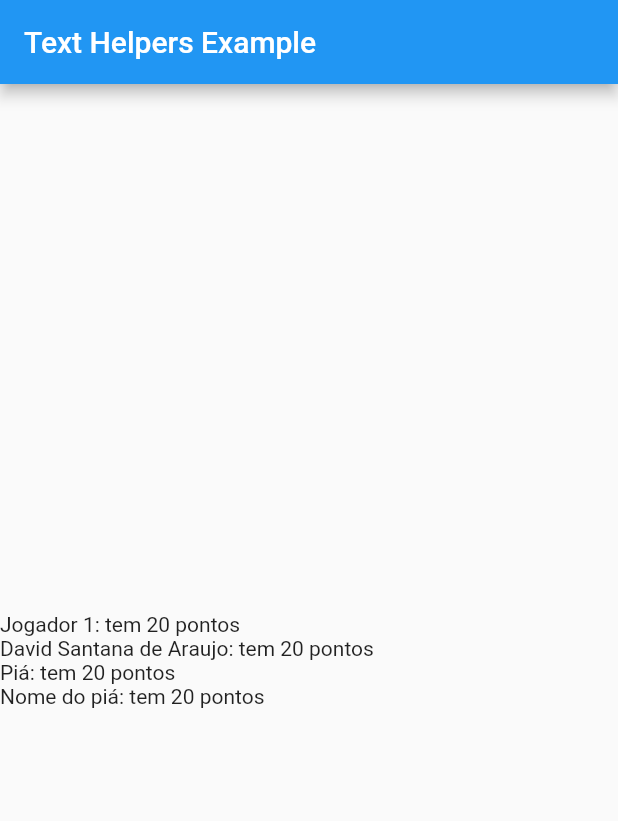
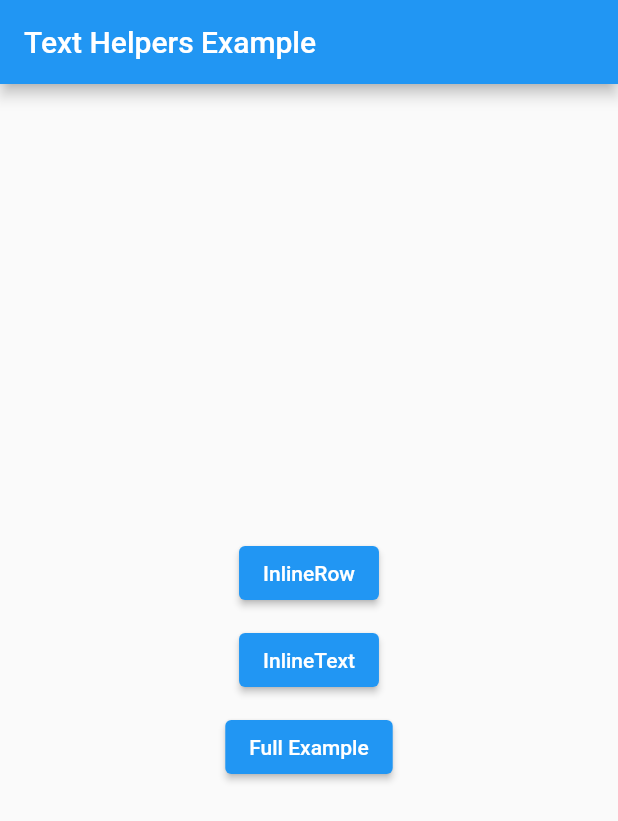
Before and after one commit to davidsdearaujo/text_helpers, a Flutter app: the screen it shows after launch, on a phone screen of 412 x 824 dp. Shown: the top 821 px of the screen. Run offline on Flutter 3.47's test engine with Material 2 defaults, Android fonts, the phone set to English and light mode, and no system bars.

Commit message:
Reordered examples

```diff
--- a/example/lib/main.dart
+++ b/example/lib/main.dart
@@ -1,5 +1,8 @@
 import 'package:flutter/material.dart';
-import 'package:text_helpers/text_helpers.dart';
+
+import 'src/full_example.dart';
+import 'src/inline_row_example.dart';
+import 'src/inline_text_example.dart';
 
 void main() {
   runApp(const MyApp());
@@ -30,39 +33,38 @@ class _HomePageState extends State<HomePage> {
   Widget build(BuildContext context) {
     return Scaffold(
       appBar: AppBar(title: const Text('Text Helpers Example')),
-      body: Column(
-        mainAxisAlignment: MainAxisAlignment.center,
-        children: [
-          InlineRow(
-            wrapIndex: 0,
-            children: const [
-              InlineText('Jogador 1'),
-              Text(': tem '),
-              Text('20 pontos'),
-            ],
-          ),
-          InlineRow(
-            wrapIndex: 0,
-            children: const [
-              InlineText('David Santana de Araujo'),
-              Text(': tem 20 pontos'),
-            ],
-          ),
-          InlineRow(
-            wrapIndex: 0,
-            children: const [
-              InlineText('Piá'),
-              Text(': tem 20 pontos'),
-            ],
-          ),
-          InlineRow(
-            wrapIndex: 0,
-            children: const [
-              InlineText('Nome do piá'),
-              Text(': tem 20 pontos'),
-            ],
-          ),
-        ],
+      body: Center(
+        child: Column(
+          mainAxisAlignment: MainAxisAlignment.center,
+          children: [
+            ElevatedButton(
+              child: Text('InlineRow'),
+              onPressed: () {
+                Navigator.of(context).push(
+                  MaterialPageRoute(builder: (context) => InlineRowExample()),
+                );
+              },
+            ),
+            SizedBox(height: 10),
+            ElevatedButton(
+              child: Text('InlineText'),
+              onPressed: () {
+                Navigator.of(context).push(
+                  MaterialPageRoute(builder: (context) => InlineTextExample()),
+                );
+              },
+            ),
+            SizedBox(height: 10),
+            ElevatedButton(
+              child: Text('Full Example'),
+              onPressed: () {
+                Navigator.of(context).push(
+                  MaterialPageRoute(builder: (context) => FullExample()),
+                );
+              },
+            ),
+          ],
+        ),
       ),
     );
   }
--- a/lib/src/widgets/inline_row.dart
+++ b/lib/src/widgets/inline_row.dart
@@ -12,7 +12,7 @@ class InlineRow extends StatefulWidget {
   const InlineRow({
     Key? key,
     this.wrapIndex = 0,
-    this.mainAxisSize = MainAxisSize.max,
+    this.mainAxisSize = MainAxisSize.min,
     this.crossAxisAlignment = CrossAxisAlignment.center,
     this.mainAxisAlignment = MainAxisAlignment.start,
     required this.children,
```
Also changed, not shown: example/lib/src/full_example.dart (added, +74 -0 lines), example/lib/src/inline_row_example.dart (added, +31 -0 lines), example/lib/src/inline_text_example.dart (added, +22 -0 lines), 2 other files.
